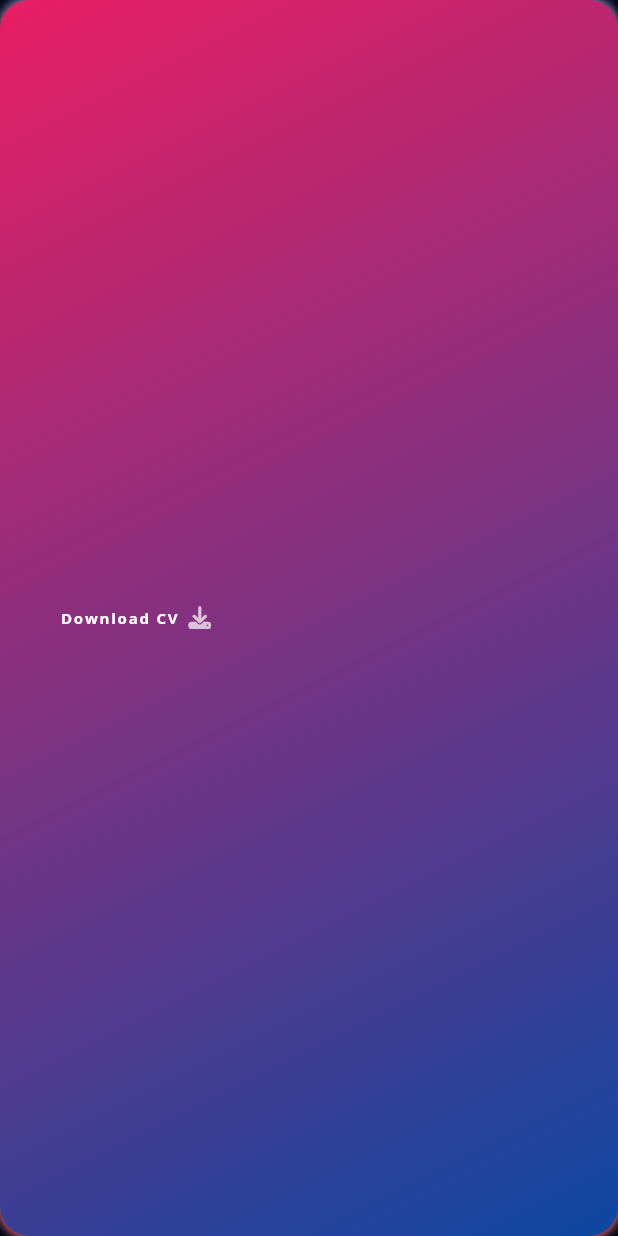
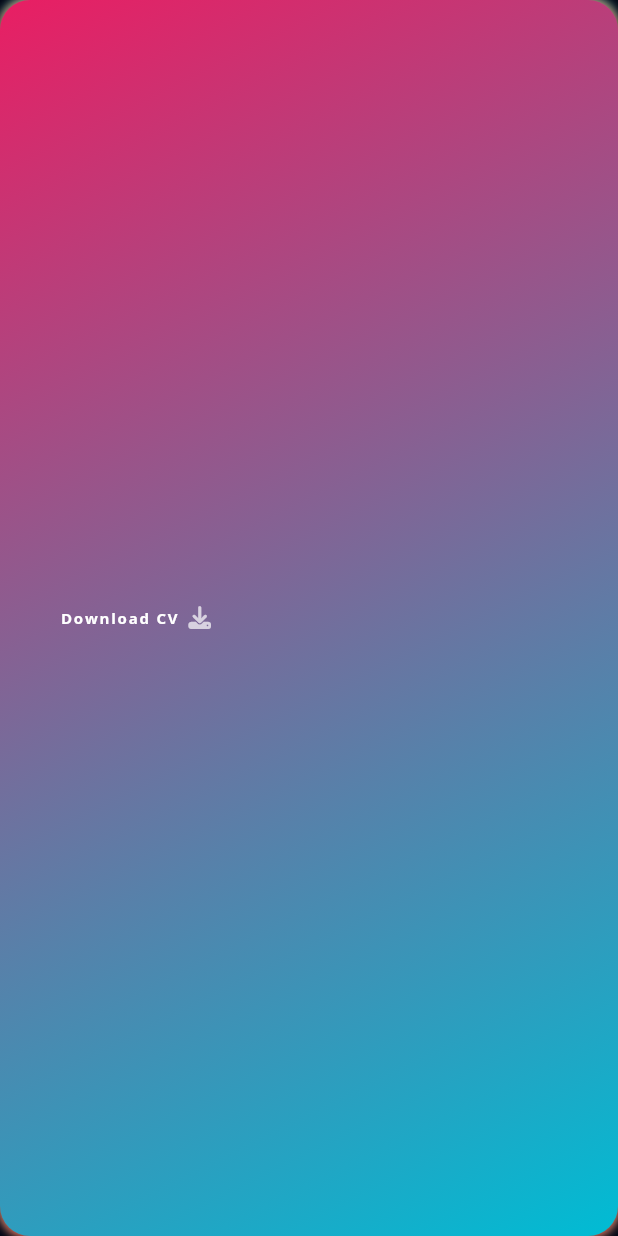
Before and after one commit to stp2003/portfolio_new, a Flutter app: the DownloadCVButton widget shown alone on an empty page, opened directly, on a phone screen of 412 x 824 dp. Run offline on Flutter 3.47's test engine with Material 2 defaults, Android fonts, the phone set to English and light mode, and no system bars; our stand-ins replace flutter_svg, font_awesome_flutter, get, google_fonts.

```diff
--- a/lib/view/intro/components/animated_texts_components.dart
+++ b/lib/view/intro/components/animated_texts_components.dart
@@ -52,13 +52,13 @@ class AnimatedImageContainerState extends State<AnimatedImageContainer>
               borderRadius: BorderRadius.circular(30),
               gradient: const LinearGradient(
                 colors: [
-                  Colors.pinkAccent,
+                  Colors.lightGreen,
                   Colors.blue,
                 ],
               ),
               boxShadow: const [
                 BoxShadow(
-                  color: Colors.pink,
+                  color: Colors.green,
                   offset: Offset(-2, 0),
                   blurRadius: 20,
                 ),
--- a/lib/view/intro/components/download_button.dart
+++ b/lib/view/intro/components/download_button.dart
@@ -26,15 +26,23 @@ class DownloadCVButton extends StatelessWidget {
         decoration: BoxDecoration(
           borderRadius: BorderRadius.circular(20),
           boxShadow: const [
-            BoxShadow(color: Colors.blue, offset: Offset(0, -1), blurRadius: 5),
-            BoxShadow(color: Colors.red, offset: Offset(0, 1), blurRadius: 5),
+            BoxShadow(
+              color: Colors.tealAccent,
+              offset: Offset(0, -1),
+              blurRadius: 5,
+            ),
+            BoxShadow(
+              color: Colors.red,
+              offset: Offset(0, 1),
+              blurRadius: 5,
+            ),
           ],
-          gradient: LinearGradient(
+          gradient: const LinearGradient(
             begin: Alignment.topLeft,
             end: Alignment.bottomRight,
             colors: [
               Colors.pink,
-              Colors.blue.shade900,
+              Colors.cyan,
             ],
           ),
         ),
@@ -48,13 +56,11 @@ class DownloadCVButton extends StatelessWidget {
                     fontWeight: FontWeight.bold,
                   ),
             ),
-            const SizedBox(
-              width: defaultPadding / 3,
-            ),
+            const SizedBox(width: defaultPadding / 3),
             const Icon(
               FontAwesomeIcons.download,
               color: Colors.white70,
-              size: 15,
+              size: 15.0,
             ),
           ],
         ),
```
